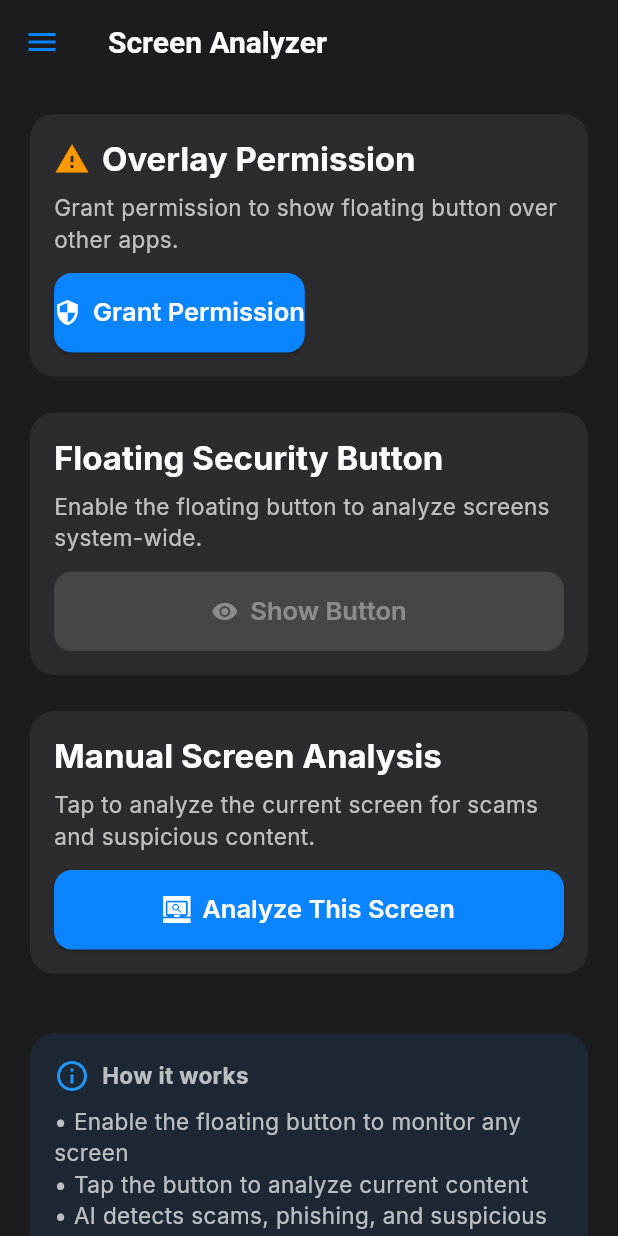
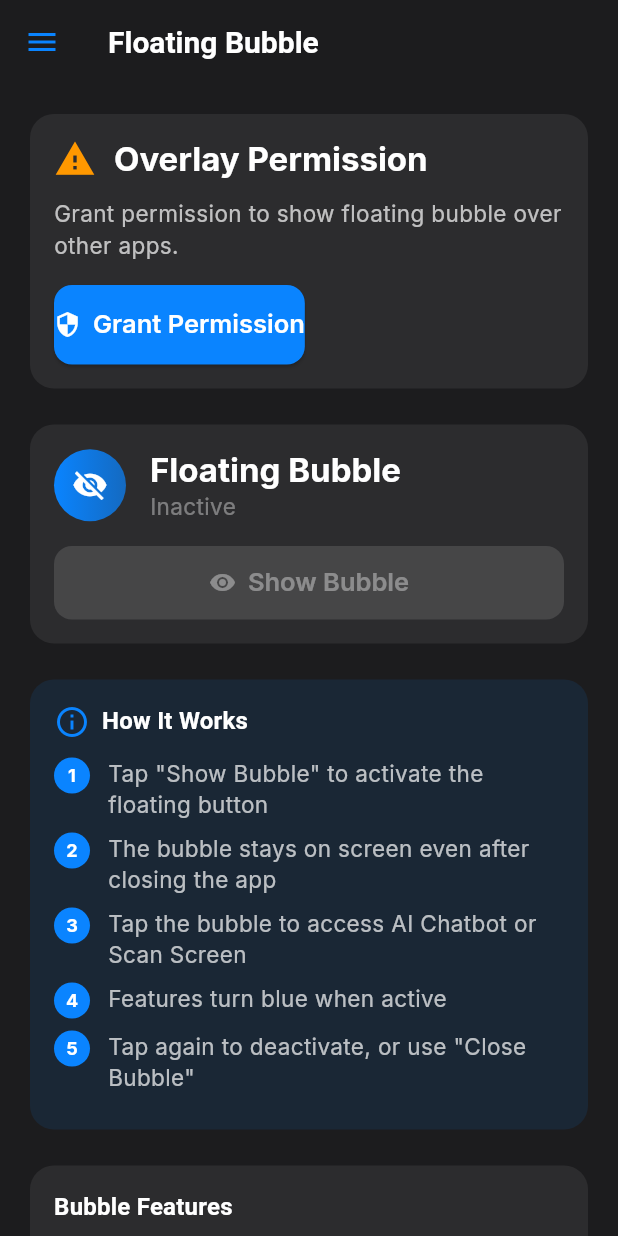
Before and after one commit to streminiai/streminiai, a Flutter app: the SystemOverlayScreen screen opened directly, on a phone screen of 412 x 824 dp. Run offline on Flutter 3.47's test engine with Material 3 defaults, Android fonts, the phone set to English and light mode, and no system bars; drawn by our look-alikes of screenshot; our stand-ins replace google_fonts, permission_handler; missing offline and left inert: flutter_overlay_window; statements that could not run were skipped.

Commit message:
Update system_overlay_screen.dart

```diff
--- a/lib/screens/system_overlay_screen.dart
+++ b/lib/screens/system_overlay_screen.dart
@@ -1,11 +1,5 @@
-import 'dart:io';
-import 'dart:ui' as ui;
 import 'package:flutter/material.dart';
-import 'package:flutter/rendering.dart';
-import 'package:flutter/services.dart';
 import 'package:flutter_overlay_window/flutter_overlay_window.dart';
-import 'package:screenshot/screenshot.dart';
-import 'package:stremniapp/services/api_service.dart';
 import 'package:stremniapp/routing/app_drawer.dart';
 
 class SystemOverlayScreen extends StatefulWidget {
@@ -16,19 +10,14 @@ class SystemOverlayScreen extends StatefulWidget {
 }
 
 class _SystemOverlayScreenState extends State<SystemOverlayScreen> {
-  final ApiService _apiService = ApiService();
-  final ScreenshotController _screenshotController = ScreenshotController();
-
+  bool _hasPermission = false;
   bool _isOverlayActive = false;
-  bool _hasPermission = false;
-  Map<String, dynamic>? _lastScanResult;
-  bool _isAnalyzing = false;
 
   @override
   void initState() {
     super.initState();
     _checkPermission();
-    _setupMessageListener();
+    _checkOverlayStatus();
   }
 
   Future<void> _checkPermission() async {
@@ -36,158 +25,53 @@ class _SystemOverlayScreenState extends State<SystemOverlayScreen> {
     setState(() => _hasPermission = status);
   }
 
-  Future<void> _requestPermission() async {
-    final bool? status = await FlutterOverlayWindow.requestPermission();
-    if (status != null) {
-      setState(() => _hasPermission = status);
-      if (status) {
-        ScaffoldMessenger.of(context).showSnackBar(
-          const SnackBar(content: Text('Permission granted! You can now enable the floating button.')),
-        );
-      }
-    }
+  Future<void> _checkOverlayStatus() async {
+    final active = await FlutterOverlayWindow.isActive();
+    setState(() => _isOverlayActive = active);
   }
 
-  void _setupMessageListener() {
-    FlutterOverlayWindow.overlayListener.listen((data) async {
-      if (data == 'analyze_screen') {
-        await _analyzeCurrentScreen();
+  Future<void> _requestPermission() async {
+    final result = await FlutterOverlayWindow.requestPermission();
+    if (result == true) {
+      setState(() => _hasPermission = true);
+      _showSnack('Permission granted!', Colors.green);
     }
-    });
   }
 
   Future<void> _toggleOverlay() async {
     if (_isOverlayActive) {
       await FlutterOverlayWindow.closeOverlay();
       setState(() => _isOverlayActive = false);
+      _showSnack('Bubble hidden', Colors.orange);
     } else {
       await FlutterOverlayWindow.showOverlay(
-        height: 80,
-        width: 80,
+        height: 150,
+        width: 150,
         alignment: OverlayAlignment.centerRight,
         enableDrag: true,
+        flag: OverlayFlag.defaultFlag,
+        overlayTitle: "Stremini AI",
+        overlayContent: "Protection active",
       );
       setState(() => _isOverlayActive = true);
+      _showSnack('Bubble activated! You can now close the app.', Colors.green);
     }
   }
 
-  Future<void> _analyzeCurrentScreen() async {
-    setState(() => _isAnalyzing = true);
-
-    // Notify overlay to show loading
-    if (_isOverlayActive) {
-      await FlutterOverlayWindow.shareData('analyzing');
-    }
-
-    try {
-      // Capture screenshot
-      final Uint8List? imageBytes = await _screenshotController.capture();
-
-      if (imageBytes == null) {
-        throw Exception('Failed to capture screenshot');
-      }
-
-      // Convert to text using OCR or send image directly
-      // For now, we'll show a placeholder
-      final result = await _apiService.scanContent(
-        'Analyzing screenshot content... [OCR integration needed]'
+  void _showSnack(String msg, Color color) {
+    ScaffoldMessenger.of(context).showSnackBar(
+      SnackBar(content: Text(msg), backgroundColor: color),
     );
-
-      setState(() {
-        _lastScanResult = result;
-        _isAnalyzing = false;
-      });
-
-      // Notify overlay of result
-      if (_isOverlayActive) {
-        final isSafe = result['safety']?.toString().toLowerCase().contains('safe') ?? false;
-        final isScam = result['safety']?.toString().toLowerCase().contains('scam') ?? false;
-
-        if (isScam) {
-          await FlutterOverlayWindow.shareData('scam_detected');
-        } else {
-          await FlutterOverlayWindow.shareData('complete');
-        }
-      }
-
-      _showResultDialog();
-    } catch (e) {
-      setState(() => _isAnalyzing = false);
-
-      if (_isOverlayActive) {
-        await FlutterOverlayWindow.shareData('complete');
-      }
-
-      ScaffoldMessenger.of(context).showSnackBar(
-        SnackBar(content: Text('Error: ${e.toString()}')),
-      );
-    }
-  }
-
-  void _showResultDialog() {
-    if (_lastScanResult == null) return;
-
-    final status = _lastScanResult!['safety']?.toString() ?? 'Unknown';
-    final isScam = status.toLowerCase().contains('scam');
-    final isSafe = status.toLowerCase().contains('safe') && !isScam;
-
-    showDialog(
-      context: context,
-      builder: (context) => AlertDialog(
-        title: Row(
-          children: [
-            Icon(
-              isScam ? Icons.dangerous : isSafe ? Icons.check_circle : Icons.warning,
-              color: isScam ? Colors.red : isSafe ? Colors.green : Colors.orange,
-            ),
-            const SizedBox(width: 8),
-            Text(status),
-          ],
-        ),
-        content: Column(
-          mainAxisSize: MainAxisSize.min,
-          crossAxisAlignment: CrossAxisAlignment.start,
-          children: [
-            if (_lastScanResult!['reason'] != null) ...[
-              Text(_lastScanResult!['reason']),
-              const SizedBox(height: 8),
-            ],
-            if (_lastScanResult!['details'] != null)
-              Text(_lastScanResult!['details'].toString()),
-          ],
-        ),
-        actions: [
-          TextButton(
-            onPressed: () => Navigator.pop(context),
-            child: const Text('OK'),
-          ),
-        ],
-      ),
-    );
-  }
-
-  Color _getStatusColor() {
-    if (_lastScanResult == null) return Colors.grey;
-
-    final status = _lastScanResult!['safety']?.toString().toLowerCase() ?? '';
-    if (status.contains('safe') && !status.contains('unsafe')) {
-      return Colors.green;
-    } else if (status.contains('scam') || status.contains('unsafe')) {
-      return Colors.red;
-    }
-    return Colors.orange;
   }
 
   @override
   Widget build(BuildContext context) {
+    final theme = Theme.of(context);
+
     return Scaffold(
-      appBar: AppBar(
-        title: const Text('Screen Analyzer'),
-      ),
-      drawer: AppDrawer(),
-      body: Screenshot(
-        controller: _screenshotController,
-        child: SingleChildScrollView(
+      appBar: AppBar(title: const Text('Floating Bubble')),
+      drawer: const AppDrawer(),
+      body: SingleChildScrollView(
         padding: const EdgeInsets.all(16),
         child: Column(
           crossAxisAlignment: CrossAxisAlignment.stretch,
@@ -204,22 +88,24 @@ class _SystemOverlayScreenState extends State<SystemOverlayScreen> {
                         Icon(
                           _hasPermission ? Icons.check_circle : Icons.warning,
                           color: _hasPermission ? Colors.green : Colors.orange,
+                          size: 28,
                         ),
-                          const SizedBox(width: 8),
+                        const SizedBox(width: 12),
                         Text(
                           'Overlay Permission',
-                            style: Theme.of(context).textTheme.titleLarge,
+                          style: theme.textTheme.titleLarge,
                         ),
                       ],
                     ),
-                      const SizedBox(height: 8),
+                    const SizedBox(height: 12),
                     Text(
                       _hasPermission
-                            ? 'Permission granted. You can enable the floating button.'
-                            : 'Grant permission to show floating button over other apps.',
+                          ? 'Permission granted. You can enable the floating bubble.'
+                          : 'Grant permission to show floating bubble over other apps.',
+                      style: theme.textTheme.bodyMedium,
                     ),
                     if (!_hasPermission) ...[
-                        const SizedBox(height: 12),
+                      const SizedBox(height: 16),
                       ElevatedButton.icon(
                         onPressed: _requestPermission,
                         icon: const Icon(Icons.security),
@@ -233,73 +119,67 @@ class _SystemOverlayScreenState extends State<SystemOverlayScreen> {
 
             const SizedBox(height: 16),
 
-              // Floating Button Control Card
+            // Bubble Control Card
             Card(
+              color: _isOverlayActive
+                  ? Colors.green.withOpacity(0.1)
+                  : theme.cardColor,
               child: Padding(
                 padding: const EdgeInsets.all(16),
                 child: Column(
                   crossAxisAlignment: CrossAxisAlignment.start,
                   children: [
+                    Row(
+                      children: [
+                        Container(
+                          width: 48,
+                          height: 48,
+                          decoration: BoxDecoration(
+                            gradient: LinearGradient(
+                              colors: _isOverlayActive
+                                  ? [const Color(0xFF00F0FF), const Color(0xFF0080FF)]
+                                  : [theme.primaryColor, theme.primaryColor.withOpacity(0.7)],
+                            ),
+                            shape: BoxShape.circle,
+                          ),
+                          child: Icon(
+                            _isOverlayActive ? Icons.visibility : Icons.visibility_off,
+                            color: Colors.white,
+                          ),
+                        ),
+                        const SizedBox(width: 16),
+                        Expanded(
+                          child: Column(
+                            crossAxisAlignment: CrossAxisAlignment.start,
+                            children: [
                               Text(
-                        'Floating Security Button',
-                        style: Theme.of(context).textTheme.titleLarge,
+                                'Floating Bubble',
+                                style: theme.textTheme.titleLarge,
                               ),
-                      const SizedBox(height: 8),
                               Text(
                                 _isOverlayActive
-                            ? 'Floating button is active. Tap it to analyze any screen!'
-                            : 'Enable the floating button to analyze screens system-wide.',
-                      ),
-                      const SizedBox(height: 12),
-                      Row(
-                        children: [
-                          Expanded(
-                            child: ElevatedButton.icon(
-                              onPressed: _hasPermission ? _toggleOverlay : null,
-                              icon: Icon(_isOverlayActive ? Icons.visibility_off : Icons.visibility),
-                              label: Text(_isOverlayActive ? 'Hide Button' : 'Show Button'),
-                              style: ElevatedButton.styleFrom(
-                                backgroundColor: _isOverlayActive ? Colors.orange : null,
-                              ),
+                                    ? 'Active - Tap bubble to access features'
+                                    : 'Inactive',
+                                style: TextStyle(
+                                  color: _isOverlayActive ? Colors.green : theme.disabledColor,
                                 ),
                               ),
                             ],
                           ),
+                        ),
                       ],
                     ),
-                ),
-              ),
-
                     const SizedBox(height: 16),
-
-              // Manual Analysis Card
-              Card(
-                child: Padding(
-                  padding: const EdgeInsets.all(16),
-                  child: Column(
-                    crossAxisAlignment: CrossAxisAlignment.start,
-                    children: [
-                      Text(
-                        'Manual Screen Analysis',
-                        style: Theme.of(context).textTheme.titleLarge,
-                      ),
-                      const SizedBox(height: 8),
-                      const Text(
-                        'Tap to analyze the current screen for scams and suspicious content.',
-                      ),
-                      const SizedBox(height: 12),
                     SizedBox(
                       width: double.infinity,
                       child: ElevatedButton.icon(
-                          onPressed: _isAnalyzing ? null : _analyzeCurrentScreen,
-                          icon: _isAnalyzing
-                              ? const SizedBox(
-                                  width: 20,
-                                  height: 20,
-                                  child: CircularProgressIndicator(strokeWidth: 2),
-                                )
-                              : const Icon(Icons.screen_search_desktop),
-                          label: Text(_isAnalyzing ? 'Analyzing...' : 'Analyze This Screen'),
+                        onPressed: _hasPermission ? _toggleOverlay : null,
+                        icon: Icon(_isOverlayActive ? Icons.visibility_off : Icons.visibility),
+                        label: Text(_isOverlayActive ? 'Hide Bubble' : 'Show Bubble'),
+                        style: ElevatedButton.styleFrom(
+                          backgroundColor: _isOverlayActive ? Colors.orange : null,
+                          padding: const EdgeInsets.symmetric(vertical: 14),
+                        ),
                       ),
                     ),
                   ],
@@ -309,10 +189,9 @@ class _SystemOverlayScreenState extends State<SystemOverlayScreen> {
 
             const SizedBox(height: 16),
 
-              // Last Scan Result
-              if (_lastScanResult != null)
+            // Instructions Card
             Card(
-                  color: _getStatusColor().withOpacity(0.2),
+              color: theme.primaryColor.withOpacity(0.1),
               child: Padding(
                 padding: const EdgeInsets.all(16),
                 child: Column(
@@ -320,12 +199,117 @@ class _SystemOverlayScreenState extends State<SystemOverlayScreen> {
                   children: [
                     Row(
                       children: [
-                            Icon(
-                              _lastScanResult!['safety']?.toString().toLowerCase().contains('scam') ?? false
-                                  ? Icons.dangerous
-                                  : Icons.check_circle,
-                              color: _getStatusColor(),
-                              size: 28,
+                        Icon(Icons.info_outline, color: theme.primaryColor),
+                        const SizedBox(width: 8),
+                        Text(
+                          'How It Works',
+                          style: theme.textTheme.titleMedium?.copyWith(
+                            fontWeight: FontWeight.bold,
+                          ),
+                        ),
+                      ],
+                    ),
+                    const SizedBox(height: 12),
+                    _buildStep('1', 'Tap "Show Bubble" to activate the floating button'),
+                    _buildStep('2', 'The bubble stays on screen even after closing the app'),
+                    _buildStep('3', 'Tap the bubble to access AI Chatbot or Scan Screen'),
+                    _buildStep('4', 'Features turn blue when active'),
+                    _buildStep('5', 'Tap again to deactivate, or use "Close Bubble"'),
+                  ],
+                ),
+              ),
+            ),
+
+            const SizedBox(height: 16),
+
+            // Features Info
+            Card(
+              child: Padding(
+                padding: const EdgeInsets.all(16),
+                child: Column(
+                  crossAxisAlignment: CrossAxisAlignment.start,
+                  children: [
+                    Text(
+                      'Bubble Features',
+                      style: theme.textTheme.titleMedium?.copyWith(
+                        fontWeight: FontWeight.bold,
+                      ),
+                    ),
+                    const SizedBox(height: 16),
+                    _buildFeature(
+                      Icons.chat_bubble,
+                      'AI Chatbot',
+                      'Opens floating chat window',
+                      const Color(0xFF00F0FF),
+                    ),
+                    const SizedBox(height: 12),
+                    _buildFeature(
+                      Icons.screen_search_desktop,
+                      'Scan Screen',
+                      'Analyzes screen for scams & threats',
+                      const Color(0xFF00F0FF),
+                    ),
+                    const SizedBox(height: 12),
+                    _buildFeature(
+                      Icons.close,
+                      'Close Bubble',
+                      'Removes floating button',
+                      Colors.red,
+                    ),
+                  ],
+                ),
+              ),
+            ),
+          ],
+        ),
+      ),
+    );
+  }
+
+  Widget _buildStep(String num, String text) {
+    return Padding(
+      padding: const EdgeInsets.only(bottom: 8),
+      child: Row(
+        crossAxisAlignment: CrossAxisAlignment.start,
+        children: [
+          Container(
+            width: 24,
+            height: 24,
+            decoration: BoxDecoration(
+              color: Theme.of(context).primaryColor,
+              shape: BoxShape.circle,
+            ),
+            child: Center(
+              child: Text(
+                num,
+                style: const TextStyle(
+                  color: Colors.white,
+                  fontSize: 12,
+                  fontWeight: FontWeight.bold,
+                ),
+              ),
+            ),
+          ),
+          const SizedBox(width: 12),
+          Expanded(
+            child: Text(text, style: Theme.of(context).textTheme.bodyMedium),
+          ),
+        ],
+      ),
+    );
+  }
+
+  Widget _buildFeature(IconData icon, String title, String desc, Color color) {
+    return Row(
+      children: [
+        Container(
+          width: 40,
+          height: 40,
+          decoration: BoxDecoration(
+            color: color.withOpacity(0.2),
+            borderRadius: BorderRadius.circular(10),
+          ),
+          child: Icon(icon, color: color, size: 22),
         ),
         const SizedBox(width: 12),
         Expanded(
@@ -333,55 +317,20 @@ class _SystemOverlayScreenState extends State<SystemOverlayScreen> {
             crossAxisAlignment: CrossAxisAlignment.start,
             children: [
               Text(
-                                    _lastScanResult!['safety'] ?? 'Unknown',
+                title,
+                style: const TextStyle(fontWeight: FontWeight.w600),
+              ),
+              Text(
+                desc,
                 style: TextStyle(
-                                      fontSize: 18,
-                                      fontWeight: FontWeight.bold,
-                                      color: _getStatusColor(),
-                                    ),
-                                  ),
-                                  if (_lastScanResult!['reason'] != null)
-                                    Text(_lastScanResult!['reason']),
-                                ],
-                              ),
-                            ),
-                          ],
-                        ),
-                      ],
-                    ),
-                  ),
-                ),
-
-              const SizedBox(height: 16),
-
-              // Info Card
-              Card(
-                color: Colors.blue.withOpacity(0.1),
-                child: Padding(
-                  padding: const EdgeInsets.all(16),
-                  child: Column(
-                    crossAxisAlignment: CrossAxisAlignment.start,
-                    children: [
-                      Row(
-                        children: const [
-                          Icon(Icons.info_outline, color: Colors.blue),
-                          SizedBox(width: 8),
-                          Text('How it works', style: TextStyle(fontWeight: FontWeight.bold)),
-                        ],
-                      ),
-                      const SizedBox(height: 8),
-                      const Text('• Enable the floating button to monitor any screen\n'
-                          '• Tap the button to analyze current content\n'
-                          '• AI detects scams, phishing, and suspicious content\n'
-                          '• Works across all apps system-wide'),
-                    ],
-                  ),
+                  fontSize: 12,
+                  color: Theme.of(context).disabledColor,
                 ),
               ),
             ],
           ),
         ),
-      ),
+      ],
     );
   }
 }
```
Lines whose indentation alone changed are shown as unchanged.
